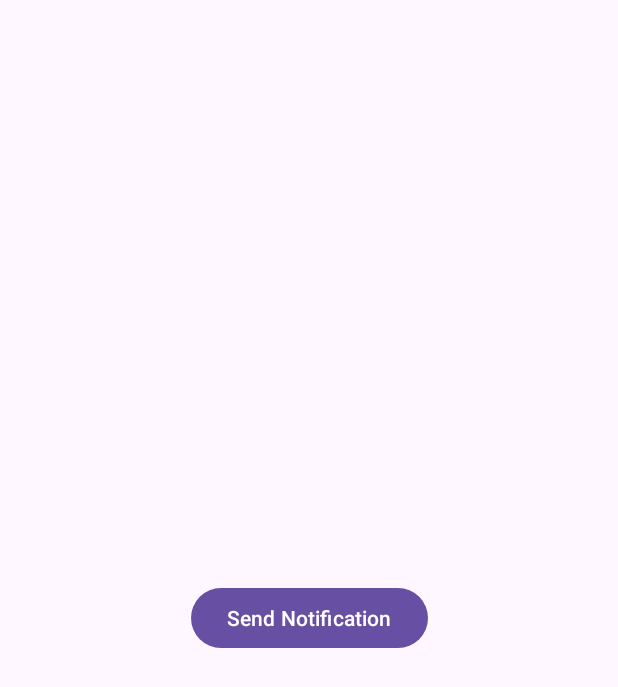
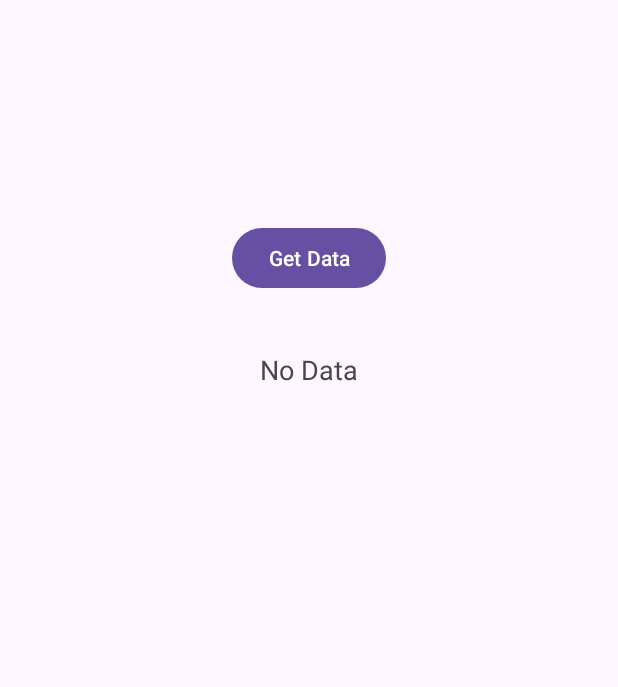
Before and after one commit to Arj2001/android-lab-wrks, an Android app: the screen it shows after launch (MainActivity), on a phone screen of 412 x 824 dp. Shown: the top 687 px of the screen. Run offline under Robolectric (Android 15) with nearby library versions, the light colour scheme and no system bars.

Commit message:
different projects added q 21-22

```diff
--- a/DifferentLayouts/app/build.gradle.kts
+++ b/DifferentLayouts/app/build.gradle.kts
@@ -37,6 +37,7 @@ dependencies {
     implementation(libs.material)
     implementation(libs.activity)
     implementation(libs.constraintlayout)
+    implementation(libs.gridlayout)
     testImplementation(libs.junit)
     androidTestImplementation(libs.ext.junit)
     androidTestImplementation(libs.espresso.core)
--- a/DifferentLayouts/app/src/main/java/com/example/differentlayouts/MainActivity.java
+++ b/DifferentLayouts/app/src/main/java/com/example/differentlayouts/MainActivity.java
@@ -1,74 +1,68 @@
 package com.example.differentlayouts;
 
-import android.Manifest;
-import android.app.NotificationChannel;
-import android.app.NotificationManager;
-import android.content.Context;
-import android.content.pm.PackageManager;
-import android.graphics.Color;
-import android.os.Build;
+import androidx.appcompat.app.AppCompatActivity;
+
+import android.os.AsyncTask;
 import android.os.Bundle;
 import android.widget.Button;
-import android.widget.Toast;
-
-import androidx.activity.EdgeToEdge;
-import androidx.appcompat.app.AppCompatActivity;
-import androidx.core.app.ActivityCompat;
-import androidx.core.app.NotificationCompat;
-import androidx.core.app.NotificationManagerCompat;
+import android.widget.ProgressBar;
+import android.widget.TextView;
 
 public class MainActivity extends AppCompatActivity {
 
-    Button notifBtn;
-    String channelId = "my_channel_id";
-    String channelName = "App Notification";
-
-    NotificationCompat.Builder builder = new NotificationCompat.Builder(this,channelId )
-            .setSmallIcon(R.drawable.ic_launcher_foreground)
-            .setContentTitle("New Notification Title")
-            .setContentText("Hey this a notifcation you just created by clicking the button")
-            .setPriority(NotificationCompat.PRIORITY_DEFAULT)
-            .setColor(Color.RED);
-
+    Button getDetailsBtn;
+    TextView dataDisp;
+    ProgressBar progressBar;
 
     @Override
     protected void onCreate(Bundle savedInstanceState) {
         super.onCreate(savedInstanceState);
-        EdgeToEdge.enable(this);
-        setContentView(R.layout.activity_main_notification);
+        setContentView(R.layout.activity_main_async);
 
-        createNotificationChannel();
+        getDetailsBtn = findViewById(R.id.getDetailsBtn);
+        dataDisp = findViewById(R.id.dataDisp);
+        progressBar = findViewById(R.id.progressBar);
 
-
-
-        notifBtn = findViewById(R.id.notifcationBtn);
-
-        notifBtn.setOnClickListener(v->{
-            NotificationManagerCompat notificationManager = NotificationManagerCompat.from(this);
-            if (ActivityCompat.checkSelfPermission(this, Manifest.permission.POST_NOTIFICATIONS) != PackageManager.PERMISSION_GRANTED) {
-                ActivityCompat.requestPermissions(
-                        this,
-                        new String[]{Manifest.permission.POST_NOTIFICATIONS},
-                        101
-                );
-
-            }
-            notificationManager.notify(12, builder.build());
+        getDetailsBtn.setOnClickListener(v -> {
+            new GetData().execute();
         });
 
     }
 
-    private void createNotificationChannel() {
-        if (Build.VERSION.SDK_INT >= Build.VERSION_CODES.O) {
-            NotificationChannel notificationChannel = new NotificationChannel(
-                    channelId,
-                    channelName,
-                    NotificationManager.IMPORTANCE_HIGH
-            );
-            // Allow vibration for notifications
+    private class GetData extends AsyncTask<Void, Integer, String>{
 
-            NotificationManager notificationManager = (NotificationManager) getSystemService(Context.NOTIFICATION_SERVICE);
-            notificationManager.createNotificationChannel(notificationChannel);
+        @Override
+        protected void onPreExecute() {
+            super.onPreExecute();
+            progressBar.setVisibility(TextView.VISIBLE);
+            progressBar.setProgress(0);
+        }
+
+        @Override
+        protected void onProgressUpdate(Integer... values) {
+            super.onProgressUpdate(values);
+            progressBar.setProgress(values[0]);
+            dataDisp.setText("Progress: " + values[0] + "%");
+        }
+
+        @Override
+        protected void onPostExecute(String s) {
+            super.onPostExecute(s);
+            progressBar.setVisibility(TextView.GONE);
+            dataDisp.setText(s);
+        }
+
+        @Override
+        protected String doInBackground(Void... voids) {
+            for (int i = 1; i <= 10; i++) {
+                try {
+                    Thread.sleep(500);  // simulate work
+                } catch (InterruptedException e) {
+                    e.printStackTrace();
+                }
+                publishProgress(i * 10);  // update progress
+            }
+            return "New Data is this:\nLorem ipsum dolor sit amet";
         }
     }
 }
--- /dev/null
+++ b/DifferentLayouts/app/src/main/res/layout/activity_main_async.xml
@@ -0,0 +1,41 @@
+<?xml version="1.0" encoding="utf-8"?>
+<androidx.constraintlayout.widget.ConstraintLayout xmlns:android="http://schemas.android.com/apk/res/android"
+    xmlns:app="http://schemas.android.com/apk/res-auto"
+    xmlns:tools="http://schemas.android.com/tools"
+    android:id="@+id/main"
+    android:layout_width="match_parent"
+    android:layout_height="match_parent"
+    tools:context=".MainActivity">
+
+    <Button
+        android:id="@+id/getDetailsBtn"
+        android:layout_width="wrap_content"
+        android:layout_height="wrap_content"
+        android:layout_marginTop="148dp"
+        android:text="Get Data"
+        app:layout_constraintEnd_toEndOf="parent"
+        app:layout_constraintStart_toStartOf="parent"
+        app:layout_constraintTop_toTopOf="parent" />
+
+    <ProgressBar
+        android:id="@+id/progressBar"
+        style="?android:attr/progressBarStyleHorizontal"
+        android:layout_width="407dp"
+        android:layout_height="53dp"
+        android:visibility="invisible"
+        app:layout_constraintEnd_toEndOf="parent"
+        app:layout_constraintStart_toStartOf="parent"
+        app:layout_constraintTop_toBottomOf="@+id/getDetailsBtn" />
+
+    <TextView
+        android:id="@+id/dataDisp"
+        android:layout_width="226dp"
+        android:layout_height="188dp"
+        android:layout_marginTop="38dp"
+        android:text="No Data"
+        android:textAlignment="center"
+        android:textAppearance="@style/TextAppearance.AppCompat.Medium"
+        app:layout_constraintEnd_toEndOf="parent"
+        app:layout_constraintStart_toStartOf="parent"
+        app:layout_constraintTop_toBottomOf="@+id/getDetailsBtn" />
+</androidx.constraintlayout.widget.ConstraintLayout>
--- a/DifferentLayouts/gradle/libs.versions.toml
+++ b/DifferentLayouts/gradle/libs.versions.toml
@@ -7,6 +7,7 @@ appcompat = "1.7.1"
 material = "1.13.0"
 activity = "1.11.0"
 constraintlayout = "2.2.1"
+gridlayout = "1.1.0"
 
 [libraries]
 junit = { group = "junit", name = "junit", version.ref = "junit" }
@@ -16,6 +17,7 @@ appcompat = { group = "androidx.appcompat", name = "appcompat", version.ref = "a
 material = { group = "com.google.android.material", name = "material", version.ref = "material" }
 activity = { group = "androidx.activity", name = "activity", version.ref = "activity" }
 constraintlayout = { group = "androidx.constraintlayout", name = "constraintlayout", version.ref = "constraintlayout" }
+gridlayout = { group = "androidx.gridlayout", name = "gridlayout", version.ref = "gridlayout" }
 
 [plugins]
 android-application = { id = "com.android.application", version.ref = "agp" }
```
Also changed, not shown: DifferentLayouts/app/src/main/java/com/example/differentlayouts/DBConnection.java (added, +48 -0 lines), DifferentLayouts/app/src/main/java/com/example/differentlayouts/MainActivityCounter.java (added, +36 -0 lines), DifferentLayouts/app/src/main/java/com/example/differentlayouts/MainActivityCustomGrid.java (added, +107 -0 lines), DifferentLayouts/app/src/main/java/com/example/differentlayouts/MainActivityExpenses.java (added, +53 -0 lines), DifferentLayouts/app/src/main/java/com/example/differentlayouts/MainActivityListView.java (added, +37 -0 lines), DifferentLayouts/app/src/main/java/com/example/differentlayouts/MainActivityNotification.java (added, +73 -0 lines), DifferentLayouts/app/src/main/res/layout/activity_main_counter.xml (added, +30 -0 lines), DifferentLayouts/app/src/main/res/layout/activity_main_expenses.xml (added, +42 -0 lines), DifferentLayouts/app/src/main/res/layout/activity_main_gridview.xml (added, +16 -0 lines), DifferentLayouts/app/src/main/res/layout/activity_main_listview.xml (added, +21 -0 lines).
